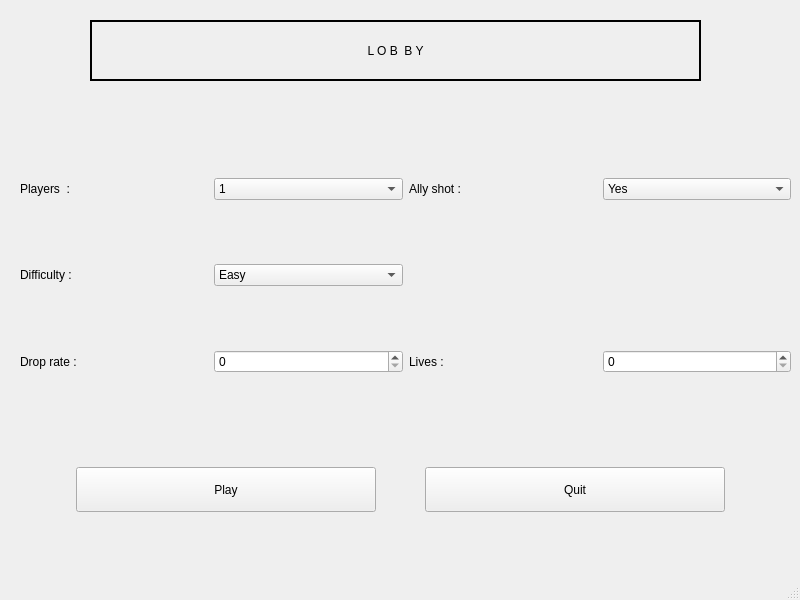
ULB-INFO-F-209/l-type-groupe-2-2020, file private/Brouillon/game/lobby.ui: the form before one commit.
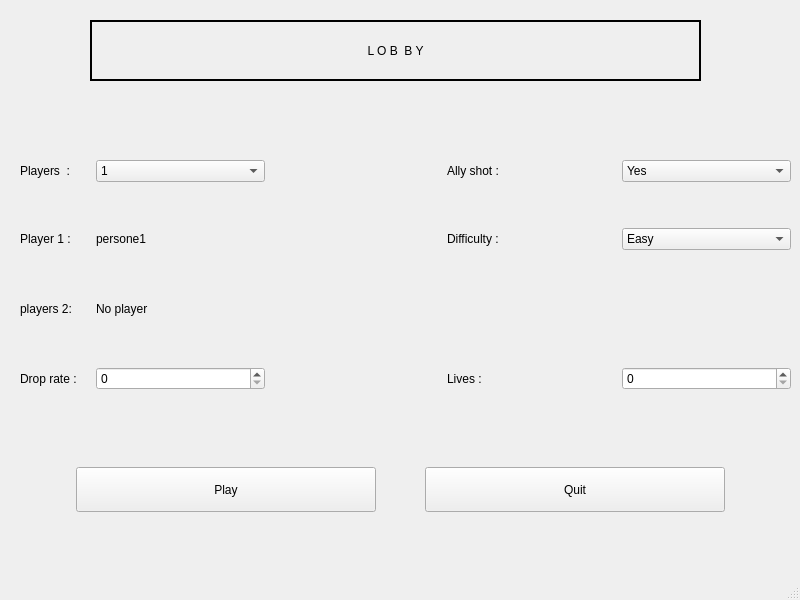
The form after the commit.

```diff
--- a/private/Brouillon/game/lobby.ui
+++ b/private/Brouillon/game/lobby.ui
@@ -43,6 +43,39 @@
      </rect>
     </property>
     <layout class="QGridLayout" name="gridLayout">
+     <item row="2" column="4">
+      <widget class="QComboBox" name="comboBox_3">
+       <item>
+        <property name="text">
+         <string>Easy</string>
+        </property>
+       </item>
+       <item>
+        <property name="text">
+         <string>Normal</string>
+        </property>
+       </item>
+       <item>
+        <property name="text">
+         <string>Hard</string>
+        </property>
+       </item>
+      </widget>
+     </item>
+     <item row="2" column="0">
+      <widget class="QLabel" name="player1Title_label">
+       <property name="text">
+        <string>Player 1 : </string>
+       </property>
+      </widget>
+     </item>
+     <item row="4" column="0">
+      <widget class="QLabel" name="droprate_label">
+       <property name="text">
+        <string>Drop rate :</string>
+       </property>
+      </widget>
+     </item>
      <item row="0" column="1">
       <widget class="QComboBox" name="comboBox">
        <item>
@@ -57,44 +90,6 @@
        </item>
       </widget>
      </item>
-     <item row="3" column="3">
-      <widget class="QLabel" name="label_6">
-       <property name="text">
-        <string>Lives : </string>
-       </property>
-      </widget>
-     </item>
-     <item row="3" column="0">
-      <widget class="QLabel" name="label_5">
-       <property name="text">
-        <string>Drop rate :</string>
-       </property>
-      </widget>
-     </item>
-     <item row="3" column="4">
-      <widget class="QSpinBox" name="spinBox_2"/>
-     </item>
-     <item row="0" column="4">
-      <widget class="QComboBox" name="comboBox_2">
-       <item>
-        <property name="text">
-         <string>Yes</string>
-        </property>
-       </item>
-       <item>
-        <property name="text">
-         <string> No</string>
-        </property>
-       </item>
-      </widget>
-     </item>
-     <item row="0" column="3">
-      <widget class="QLabel" name="label_4">
-       <property name="text">
-        <string>Ally shot : </string>
-       </property>
-      </widget>
-     </item>
      <item row="0" column="0">
       <widget class="QLabel" name="playersLabel">
        <property name="text">
@@ -102,33 +97,85 @@
        </property>
       </widget>
      </item>
-     <item row="3" column="1">
-      <widget class="QSpinBox" name="spinBox"/>
+     <item row="4" column="4">
+      <widget class="QSpinBox" name="livesspin"/>
      </item>
-     <item row="2" column="0">
-      <widget class="QLabel" name="label_2">
+     <item row="4" column="3">
+      <widget class="QLabel" name="lives_lable">
+       <property name="text">
+        <string>Lives : </string>
+       </property>
+      </widget>
+     </item>
+     <item row="4" column="1">
+      <widget class="QSpinBox" name="droprate_spin"/>
+     </item>
+     <item row="0" column="3">
+      <widget class="QLabel" name="allyShot_label">
+       <property name="text">
+        <string>Ally shot : </string>
+       </property>
+      </widget>
+     </item>
+     <item row="2" column="3">
+      <widget class="QLabel" name="difficulty_label">
        <property name="text">
         <string>Difficulty : </string>
        </property>
       </widget>
      </item>
+     <item row="0" column="4">
+      <widget class="QComboBox" name="allyShot_box">
+       <item>
+        <property name="text">
+         <string>Yes</string>
+        </property>
+       </item>
+       <item>
+        <property name="text">
+         <string> No</string>
+        </property>
+       </item>
+      </widget>
+     </item>
+     <item row="2" column="2">
+      <widget class="QLabel" name="space_label">
+       <property name="text">
+        <string/>
+       </property>
+      </widget>
+     </item>
+     <item row="3" column="0">
+      <widget class="QLabel" name="player2Title_label">
+       <property name="minimumSize">
+        <size>
+         <width>70</width>
+         <height>25</height>
+        </size>
+       </property>
+       <property name="maximumSize">
+        <size>
+         <width>70</width>
+         <height>25</height>
+        </size>
+       </property>
+       <property name="text">
+        <string>players 2: </string>
+       </property>
+      </widget>
+     </item>
      <item row="2" column="1">
-      <widget class="QComboBox" name="comboBox_3">
-       <item>
-        <property name="text">
-         <string>Easy</string>
-        </property>
-       </item>
-       <item>
-        <property name="text">
-         <string>Normal</string>
-        </property>
-       </item>
-       <item>
-        <property name="text">
-         <string>Hard</string>
-        </property>
-       </item>
+      <widget class="QLabel" name="player1Name">
+       <property name="text">
+        <string>persone1</string>
+       </property>
+      </widget>
+     </item>
+     <item row="3" column="1">
+      <widget class="QLabel" name="player2Name">
+       <property name="text">
+        <string>No player</string>
+       </property>
       </widget>
      </item>
     </layout>
```
Left out of the diff: 2 changed lines with no effect on the pictures.
